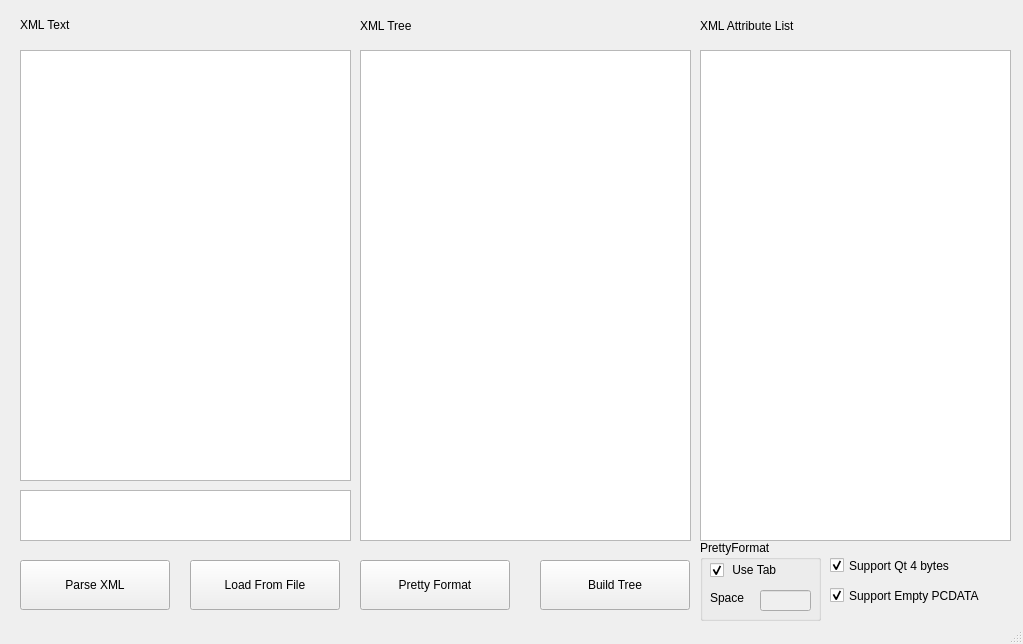
Qt form cpp/Qt/ConfigFileParser/RapidXMLParser/RapidXMLParser/XmlDisplay/mainwindow.ui (EdisoNewtong/Vector) before a commit.
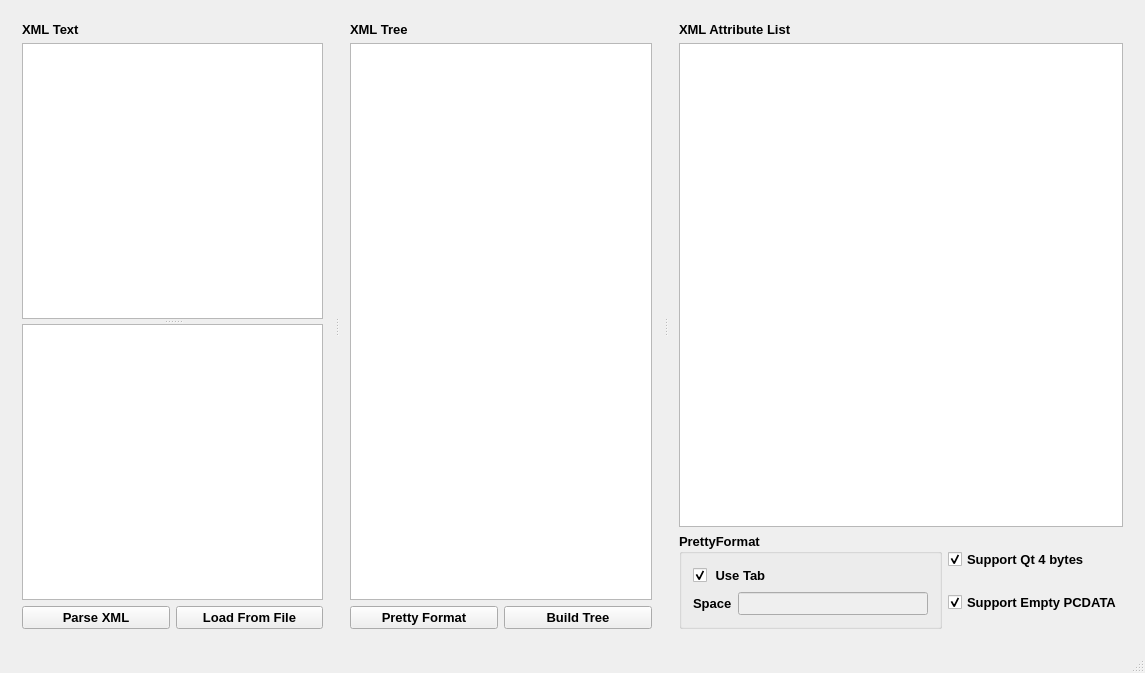
The same form after that commit. Custom widgets are drawn as their Qt base class.

Commit message: [dev] Qt Update form view to  Layout Style

Diff of the .ui file:
```diff
--- a/cpp/Qt/ConfigFileParser/RapidXMLParser/RapidXMLParser/XmlDisplay/mainwindow.ui
+++ b/cpp/Qt/ConfigFileParser/RapidXMLParser/RapidXMLParser/XmlDisplay/mainwindow.ui
@@ -6,26 +6,61 @@
    <rect>
     <x>0</x>
     <y>0</y>
-    <width>1023</width>
-    <height>644</height>
+    <width>1145</width>
+    <height>673</height>
    </rect>
   </property>
   <property name="windowTitle">
    <string>XML Display</string>
   </property>
   <widget class="QWidget" name="centralWidget">
+   <layout class="QVBoxLayout" name="verticalLayout_6">
+    <item>
+     <widget class="QSplitter" name="splitter_2">
+      <property name="orientation">
+       <enum>Qt::Horizontal</enum>
+      </property>
+      <property name="handleWidth">
+       <number>5</number>
+      </property>
+      <property name="childrenCollapsible">
+       <bool>false</bool>
+      </property>
+      <widget class="QWidget" name="">
+       <layout class="QVBoxLayout" name="verticalLayout">
+        <item>
+         <widget class="QLabel" name="label">
+          <property name="font">
+           <font>
+            <family>Arial</family>
+            <pointsize>10</pointsize>
+            <weight>75</weight>
+            <bold>true</bold>
+           </font>
+          </property>
+          <property name="text">
+           <string>XML Text</string>
+          </property>
+         </widget>
+        </item>
+        <item>
+         <widget class="QSplitter" name="splitter">
+          <property name="orientation">
+           <enum>Qt::Vertical</enum>
+          </property>
+          <property name="handleWidth">
+           <number>5</number>
+          </property>
+          <property name="childrenCollapsible">
+           <bool>false</bool>
+          </property>
    <widget class="SuperTextEdit" name="xmlTextEdit">
-    <property name="geometry">
-     <rect>
-      <x>20</x>
-      <y>50</y>
-      <width>331</width>
-      <height>431</height>
-     </rect>
-    </property>
     <property name="font">
      <font>
       <family>Arial</family>
+             <pointsize>10</pointsize>
+             <weight>75</weight>
+             <bold>true</bold>
      </font>
     </property>
     <property name="lineWrapMode">
@@ -35,210 +70,181 @@
      <string/>
     </property>
    </widget>
-   <widget class="QTreeView" name="xmltreeView">
-    <property name="geometry">
-     <rect>
-      <x>360</x>
-      <y>50</y>
-      <width>331</width>
-      <height>491</height>
-     </rect>
-    </property>
-    <property name="font">
-     <font>
-      <family>Arial</family>
-     </font>
-    </property>
-    <property name="selectionBehavior">
-     <enum>QAbstractItemView::SelectItems</enum>
-    </property>
-   </widget>
-   <widget class="QTreeView" name="attributeView">
-    <property name="geometry">
-     <rect>
-      <x>700</x>
-      <y>50</y>
-      <width>311</width>
-      <height>491</height>
-     </rect>
-    </property>
-    <property name="font">
-     <font>
-      <family>Arial</family>
-     </font>
-    </property>
-    <property name="selectionBehavior">
-     <enum>QAbstractItemView::SelectItems</enum>
-    </property>
-   </widget>
    <widget class="QPlainTextEdit" name="parseResultTextBox">
-    <property name="geometry">
-     <rect>
-      <x>20</x>
-      <y>490</y>
-      <width>331</width>
-      <height>51</height>
-     </rect>
-    </property>
     <property name="font">
      <font>
       <family>Arial</family>
+             <pointsize>10</pointsize>
+             <weight>75</weight>
+             <bold>true</bold>
      </font>
     </property>
    </widget>
-   <widget class="QLabel" name="label">
-    <property name="geometry">
-     <rect>
-      <x>20</x>
-      <y>9</y>
-      <width>331</width>
-      <height>31</height>
-     </rect>
-    </property>
-    <property name="text">
-     <string>XML Text</string>
-    </property>
-   </widget>
-   <widget class="QLabel" name="label_2">
-    <property name="geometry">
-     <rect>
-      <x>360</x>
-      <y>10</y>
-      <width>331</width>
-      <height>31</height>
-     </rect>
-    </property>
-    <property name="text">
-     <string>XML Tree</string>
-    </property>
-   </widget>
-   <widget class="QLabel" name="label_3">
-    <property name="geometry">
-     <rect>
-      <x>700</x>
-      <y>10</y>
-      <width>251</width>
-      <height>31</height>
-     </rect>
-    </property>
-    <property name="text">
-     <string>XML Attribute List</string>
-    </property>
-   </widget>
+         </widget>
+        </item>
+        <item>
+         <layout class="QHBoxLayout" name="horizontalLayout">
+          <item>
    <widget class="QPushButton" name="parseBtn">
-    <property name="geometry">
-     <rect>
-      <x>20</x>
-      <y>560</y>
-      <width>150</width>
-      <height>50</height>
-     </rect>
+            <property name="font">
+             <font>
+              <family>Arial</family>
+              <pointsize>10</pointsize>
+              <weight>75</weight>
+              <bold>true</bold>
+             </font>
     </property>
     <property name="text">
      <string>Parse XML</string>
     </property>
    </widget>
+          </item>
+          <item>
    <widget class="QPushButton" name="loadfileBtn">
-    <property name="geometry">
-     <rect>
-      <x>190</x>
-      <y>560</y>
-      <width>150</width>
-      <height>50</height>
-     </rect>
+            <property name="font">
+             <font>
+              <family>Arial</family>
+              <pointsize>10</pointsize>
+              <weight>75</weight>
+              <bold>true</bold>
+             </font>
     </property>
     <property name="text">
      <string>Load From File</string>
     </property>
    </widget>
-   <widget class="QPushButton" name="buildTreeBtn">
-    <property name="geometry">
-     <rect>
-      <x>540</x>
-      <y>560</y>
-      <width>150</width>
-      <height>50</height>
-     </rect>
+          </item>
+         </layout>
+        </item>
+       </layout>
+      </widget>
+      <widget class="QWidget" name="">
+       <layout class="QVBoxLayout" name="verticalLayout_2">
+        <item>
+         <widget class="QLabel" name="label_2">
+          <property name="font">
+           <font>
+            <family>Arial</family>
+            <pointsize>10</pointsize>
+            <weight>75</weight>
+            <bold>true</bold>
+           </font>
     </property>
     <property name="text">
-     <string>Build Tree</string>
-    </property>
-   </widget>
-   <widget class="QCheckBox" name="checkBox">
-    <property name="geometry">
-     <rect>
-      <x>830</x>
-      <y>550</y>
-      <width>181</width>
-      <height>31</height>
-     </rect>
-    </property>
-    <property name="text">
-     <string>Support Qt 4 bytes</string>
-    </property>
-    <property name="checked">
-     <bool>true</bool>
-    </property>
-   </widget>
+           <string>XML Tree</string>
+          </property>
+         </widget>
+        </item>
+        <item>
+         <widget class="QTreeView" name="xmltreeView">
+          <property name="font">
+           <font>
+            <family>Arial</family>
+            <pointsize>10</pointsize>
+            <weight>75</weight>
+            <bold>true</bold>
+           </font>
+          </property>
+          <property name="selectionBehavior">
+           <enum>QAbstractItemView::SelectItems</enum>
+          </property>
+         </widget>
+        </item>
+        <item>
+         <layout class="QHBoxLayout" name="horizontalLayout_2">
+          <item>
    <widget class="QPushButton" name="prettyFormatBtn">
-    <property name="geometry">
-     <rect>
-      <x>360</x>
-      <y>560</y>
-      <width>150</width>
-      <height>50</height>
-     </rect>
+            <property name="font">
+             <font>
+              <family>Arial</family>
+              <pointsize>10</pointsize>
+              <weight>75</weight>
+              <bold>true</bold>
+             </font>
     </property>
     <property name="text">
      <string>Pretty Format</string>
     </property>
    </widget>
+          </item>
+          <item>
+           <widget class="QPushButton" name="buildTreeBtn">
+            <property name="font">
+             <font>
+              <family>Arial</family>
+              <pointsize>10</pointsize>
+              <weight>75</weight>
+              <bold>true</bold>
+             </font>
+            </property>
+            <property name="text">
+             <string>Build Tree</string>
+            </property>
+           </widget>
+          </item>
+         </layout>
+        </item>
+       </layout>
+      </widget>
+      <widget class="QWidget" name="">
+       <layout class="QVBoxLayout" name="verticalLayout_4" stretch="0,14,2">
+        <item>
+         <widget class="QLabel" name="label_3">
+          <property name="font">
+           <font>
+            <family>Arial</family>
+            <pointsize>10</pointsize>
+            <weight>75</weight>
+            <bold>true</bold>
+           </font>
+          </property>
+          <property name="text">
+           <string>XML Attribute List</string>
+          </property>
+         </widget>
+        </item>
+        <item>
+         <widget class="QTreeView" name="attributeView">
+          <property name="font">
+           <font>
+            <family>Arial</family>
+            <pointsize>10</pointsize>
+            <weight>75</weight>
+            <bold>true</bold>
+           </font>
+          </property>
+          <property name="selectionBehavior">
+           <enum>QAbstractItemView::SelectItems</enum>
+          </property>
+         </widget>
+        </item>
+        <item>
+         <layout class="QHBoxLayout" name="horizontalLayout_3">
+          <item>
    <widget class="QGroupBox" name="groupBox">
-    <property name="geometry">
-     <rect>
-      <x>700</x>
-      <y>540</y>
-      <width>121</width>
-      <height>81</height>
-     </rect>
+            <property name="font">
+             <font>
+              <family>Arial</family>
+              <pointsize>10</pointsize>
+              <weight>75</weight>
+              <bold>true</bold>
+             </font>
     </property>
     <property name="title">
      <string>PrettyFormat</string>
     </property>
-    <widget class="QLineEdit" name="spaceNumTextBox">
-     <property name="enabled">
-      <bool>false</bool>
-     </property>
-     <property name="geometry">
-      <rect>
-       <x>60</x>
-       <y>50</y>
-       <width>51</width>
-       <height>21</height>
-      </rect>
-     </property>
-    </widget>
-    <widget class="QLabel" name="label_4">
-     <property name="geometry">
-      <rect>
-       <x>10</x>
-       <y>50</y>
-       <width>41</width>
-       <height>16</height>
-      </rect>
-     </property>
-     <property name="text">
-      <string>Space</string>
-     </property>
-    </widget>
+            <layout class="QHBoxLayout" name="horizontalLayout_4">
+             <item>
+              <layout class="QVBoxLayout" name="verticalLayout_5">
+               <item>
     <widget class="QCheckBox" name="useTabOrSpaceChk">
-     <property name="geometry">
-      <rect>
-       <x>10</x>
-       <y>20</y>
-       <width>101</width>
-       <height>20</height>
-      </rect>
+                 <property name="font">
+                  <font>
+                   <family>Arial</family>
+                   <pointsize>10</pointsize>
+                   <weight>75</weight>
+                   <bold>true</bold>
+                  </font>
      </property>
      <property name="text">
       <string> Use Tab</string>
@@ -247,15 +253,75 @@
       <bool>true</bool>
      </property>
     </widget>
-   </widget>
+               </item>
+               <item>
+                <layout class="QHBoxLayout" name="horizontalLayout_5">
+                 <item>
+                  <widget class="QLabel" name="label_4">
+                   <property name="font">
+                    <font>
+                     <family>Arial</family>
+                     <pointsize>10</pointsize>
+                     <weight>75</weight>
+                     <bold>true</bold>
+                    </font>
+                   </property>
+                   <property name="text">
+                    <string>Space</string>
+                   </property>
+                  </widget>
+                 </item>
+                 <item>
+                  <widget class="QLineEdit" name="spaceNumTextBox">
+                   <property name="enabled">
+                    <bool>false</bool>
+                   </property>
+                   <property name="font">
+                    <font>
+                     <family>Arial</family>
+                     <pointsize>10</pointsize>
+                     <weight>75</weight>
+                     <bold>true</bold>
+                    </font>
+                   </property>
+                  </widget>
+                 </item>
+                </layout>
+               </item>
+              </layout>
+             </item>
+            </layout>
+           </widget>
+          </item>
+          <item>
+           <layout class="QVBoxLayout" name="verticalLayout_3">
+            <item>
+             <widget class="QCheckBox" name="checkBox">
+              <property name="font">
+               <font>
+                <family>Arial</family>
+                <pointsize>10</pointsize>
+                <weight>75</weight>
+                <bold>true</bold>
+               </font>
+              </property>
+              <property name="text">
+               <string>Support Qt 4 bytes</string>
+              </property>
+              <property name="checked">
+               <bool>true</bool>
+              </property>
+             </widget>
+            </item>
+            <item>
    <widget class="QCheckBox" name="checkBox_2">
-    <property name="geometry">
-     <rect>
-      <x>830</x>
-      <y>580</y>
-      <width>181</width>
-      <height>31</height>
-     </rect>
+              <property name="font">
+               <font>
+                <family>Arial</family>
+                <pointsize>10</pointsize>
+                <weight>75</weight>
+                <bold>true</bold>
+               </font>
     </property>
     <property name="text">
      <string>Support Empty PCDATA</string>
@@ -264,6 +330,16 @@
      <bool>true</bool>
     </property>
    </widget>
+            </item>
+           </layout>
+          </item>
+         </layout>
+        </item>
+       </layout>
+      </widget>
+     </widget>
+    </item>
+   </layout>
   </widget>
   <widget class="QStatusBar" name="statusBar">
    <property name="font">
```
Lines whose indentation alone changed are shown as unchanged. The commit also changes 7 other files.
